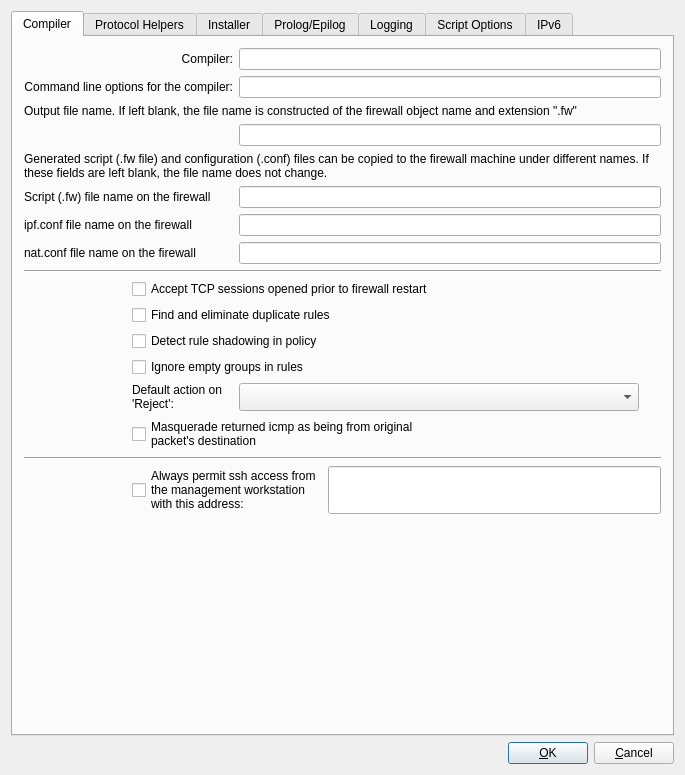
Before: the Qt Designer form src/gui/ipfadvanceddialog_q.ui in fwbuilder/fwbuilder, drawn with Qt 5.
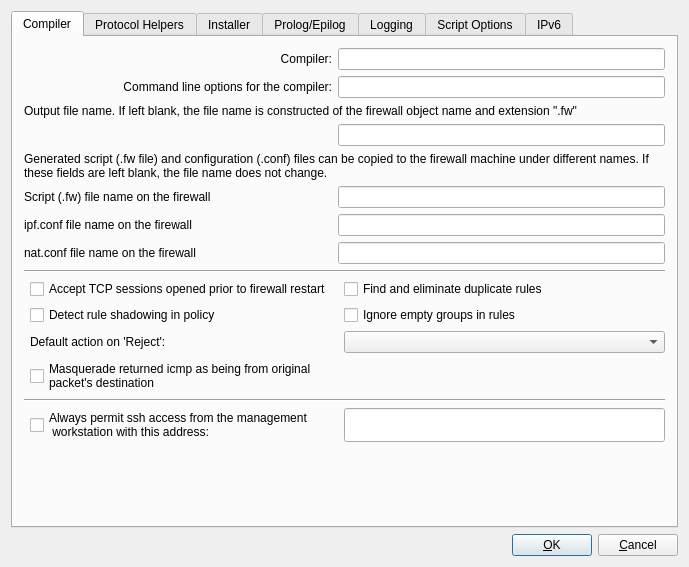
After: the same form once the commit is applied.

Commit message: Fixed #1617: made ipfilter advanced dialog shorter and wider

Patch:
```diff
--- a/src/gui/ipfadvanceddialog_q.ui
+++ b/src/gui/ipfadvanceddialog_q.ui
@@ -1,12 +1,12 @@
 <ui version="4.0" >
  <class>ipfAdvancedDialog_q</class>
- <widget class="QDialog" name="ipfAdvancedDialog_q" >
-  <property name="geometry" >
+ <widget class="QDialog" name="ipfAdvancedDialog_q">
+  <property name="geometry">
    <rect>
     <x>0</x>
     <y>0</y>
-    <width>685</width>
-    <height>775</height>
+    <width>689</width>
+    <height>567</height>
    </rect>
   </property>
   <property name="windowTitle" >
@@ -233,49 +233,76 @@
          </property>
         </widget>
        </item>
-       <item rowspan="6" row="9" column="0" >
+       <item row="13" column="0" colspan="4">
+        <widget class="Line" name="line4">
+         <property name="frameShape">
+          <enum>QFrame::HLine</enum>
+         </property>
+         <property name="frameShadow">
+          <enum>QFrame::Sunken</enum>
+         </property>
+         <property name="orientation">
+          <enum>Qt::Horizontal</enum>
+         </property>
+        </widget>
+       </item>
+       <item row="14" column="1" colspan="2">
+        <widget class="QCheckBox" name="mgmt_ssh">
+         <property name="text">
+          <string>Always permit ssh access from the management
+ workstation with this address:</string>
+         </property>
+        </widget>
+       </item>
+       <item row="14" column="3">
+        <widget class="QLineEdit" name="mgmt_addr">
+         <property name="sizePolicy">
+          <sizepolicy hsizetype="Expanding" vsizetype="Fixed">
+           <horstretch>0</horstretch>
+           <verstretch>0</verstretch>
+          </sizepolicy>
+         </property>
+         <property name="maximumSize">
+          <size>
+           <width>32767</width>
+           <height>32767</height>
+          </size>
+         </property>
+        </widget>
+       </item>
+       <item row="15" column="1">
         <spacer>
-         <property name="orientation" >
-          <enum>Qt::Horizontal</enum>
+         <property name="orientation">
+          <enum>Qt::Vertical</enum>
          </property>
-         <property name="sizeType" >
-          <enum>QSizePolicy::Fixed</enum>
+         <property name="sizeType">
+          <enum>QSizePolicy::Expanding</enum>
          </property>
-         <property name="sizeHint" stdset="0" >
+         <property name="sizeHint" stdset="0">
           <size>
            <width>20</width>
-           <height>130</height>
+           <height>16</height>
           </size>
          </property>
         </spacer>
        </item>
-       <item row="9" column="1" colspan="3" >
-        <widget class="QCheckBox" name="ipf_accept_new_tcp_with_no_syn" >
-         <property name="text" >
-          <string>Accept TCP sessions opened prior to firewall restart</string>
-         </property>
-        </widget>
-       </item>
-       <item row="10" column="1" colspan="3" >
-        <widget class="QCheckBox" name="ipf_eliminate_duplicates" >
-         <property name="text" >
+       <item row="9" column="3">
+        <widget class="QCheckBox" name="ipf_eliminate_duplicates">
+         <property name="text">
           <string>Find and eliminate duplicate rules</string>
          </property>
         </widget>
        </item>
-       <item row="11" column="1" colspan="3" >
-        <widget class="QCheckBox" name="ipf_check_shadowing" >
-         <property name="toolTip" >
-          <string>Shadowing happens because a rule is a superset of a subsequent rule and any packets potentially matched by the subsequent rule have already been matched by the prior rule.</string>
-         </property>
-         <property name="text" >
-          <string>Detect rule shadowing in policy</string>
+       <item row="9" column="1">
+        <widget class="QCheckBox" name="ipf_accept_new_tcp_with_no_syn">
+         <property name="text">
+          <string>Accept TCP sessions opened prior to firewall restart</string>
          </property>
         </widget>
        </item>
-       <item row="12" column="1" colspan="3" >
-        <widget class="QCheckBox" name="ipf_ignore_empty_groups" >
-         <property name="toolTip" >
+       <item row="10" column="3">
+        <widget class="QCheckBox" name="ipf_ignore_empty_groups">
+         <property name="toolTip">
           <string>If the option is deactivated, compiler treats empty groups as an error and aborts processing the policy. If this option is activated, compiler removes all empty groups from all rule elements. If rule element becomes 'any' after the last empty group has been removed, the whole rule will be ignored. Use this option only if you fully understand how it works!</string>
          </property>
          <property name="text" >
@@ -283,9 +310,19 @@
          </property>
         </widget>
        </item>
-       <item row="13" column="1" >
-        <widget class="QLabel" name="textLabel9" >
-         <property name="maximumSize" >
+       <item row="10" column="1">
+        <widget class="QCheckBox" name="ipf_check_shadowing">
+         <property name="toolTip">
+          <string>Shadowing happens because a rule is a superset of a subsequent rule and any packets potentially matched by the subsequent rule have already been matched by the prior rule.</string>
+         </property>
+         <property name="text">
+          <string>Detect rule shadowing in policy</string>
+         </property>
+        </widget>
+       </item>
+       <item row="11" column="1">
+        <widget class="QLabel" name="textLabel9">
+         <property name="maximumSize">
           <size>
            <width>400</width>
            <height>32767</height>
@@ -302,10 +339,10 @@
          </property>
         </widget>
        </item>
-       <item row="13" column="2" colspan="2" >
-        <widget class="QComboBox" name="actionOnReject" >
-         <property name="sizePolicy" >
-          <sizepolicy vsizetype="Fixed" hsizetype="Expanding" >
+       <item row="11" column="3">
+        <widget class="QComboBox" name="actionOnReject">
+         <property name="sizePolicy">
+          <sizepolicy hsizetype="Expanding" vsizetype="Fixed">
            <horstretch>0</horstretch>
            <verstretch>0</verstretch>
           </sizepolicy>
@@ -318,84 +355,14 @@
          </property>
         </widget>
        </item>
-       <item row="14" column="1" colspan="3" >
-        <widget class="QCheckBox" name="ipf_return_icmp_as_dest" >
-         <property name="text" >
+       <item row="12" column="1">
+        <widget class="QCheckBox" name="ipf_return_icmp_as_dest">
+         <property name="text">
           <string>Masquerade returned icmp as being from original
 packet's destination</string>
          </property>
         </widget>
        </item>
-       <item row="15" column="0" colspan="4" >
-        <widget class="Line" name="line4" >
-         <property name="frameShape" >
-          <enum>QFrame::HLine</enum>
-         </property>
-         <property name="frameShadow" >
-          <enum>QFrame::Sunken</enum>
-         </property>
-         <property name="orientation" >
-          <enum>Qt::Horizontal</enum>
-         </property>
-        </widget>
-       </item>
-       <item row="16" column="0" >
-        <spacer>
-         <property name="orientation" >
-          <enum>Qt::Horizontal</enum>
-         </property>
-         <property name="sizeType" >
-          <enum>QSizePolicy::Fixed</enum>
-         </property>
-         <property name="sizeHint" stdset="0" >
-          <size>
-           <width>20</width>
-           <height>30</height>
-          </size>
-         </property>
-        </spacer>
-       </item>
-       <item row="16" column="1" colspan="2" >
-        <widget class="QCheckBox" name="mgmt_ssh" >
-         <property name="text" >
-          <string>Always permit ssh access from
-the management workstation
-with this address:</string>
-         </property>
-        </widget>
-       </item>
-       <item row="16" column="3" >
-        <widget class="QLineEdit" name="mgmt_addr" >
-         <property name="sizePolicy" >
-          <sizepolicy vsizetype="Fixed" hsizetype="Expanding" >
-           <horstretch>0</horstretch>
-           <verstretch>0</verstretch>
-          </sizepolicy>
-         </property>
-         <property name="maximumSize" >
-          <size>
-           <width>32767</width>
-           <height>32767</height>
-          </size>
-         </property>
-        </widget>
-       </item>
-       <item row="17" column="1" >
-        <spacer>
-         <property name="orientation" >
-          <enum>Qt::Vertical</enum>
-         </property>
-         <property name="sizeType" >
-          <enum>QSizePolicy::Expanding</enum>
-         </property>
-         <property name="sizeHint" stdset="0" >
-          <size>
-           <width>20</width>
-           <height>16</height>
-          </size>
-         </property>
-        </spacer>
-       </item>
       </layout>
      </widget>
      <widget class="QWidget" name="tab0" >
@@ -1255,7 +1222,7 @@
    </item>
   </layout>
  </widget>
- <layoutdefault spacing="6" margin="11" />
+ <layoutdefault spacing="6" margin="11"/>
  <tabstops>
   <tabstop>tabWidget</tabstop>
   <tabstop>ipf_nat_ftp_proxy</tabstop>
```
Left out of the diff: 777 changed lines with no effect on the pictures.
